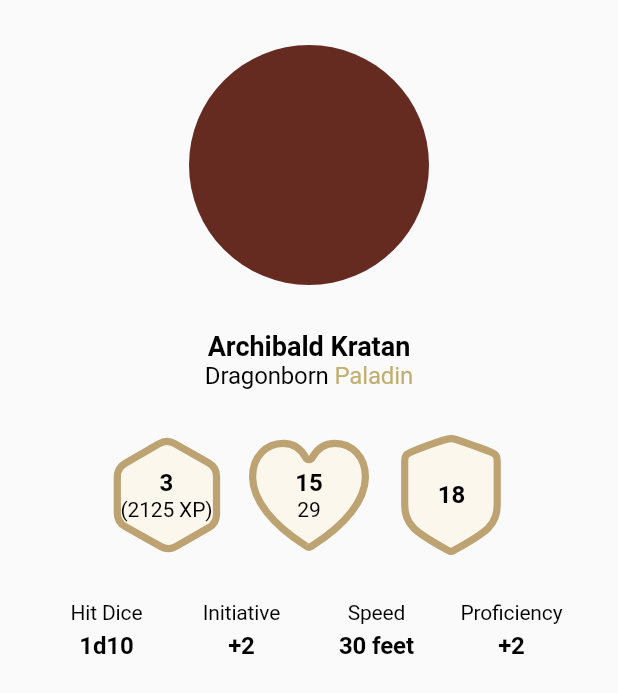
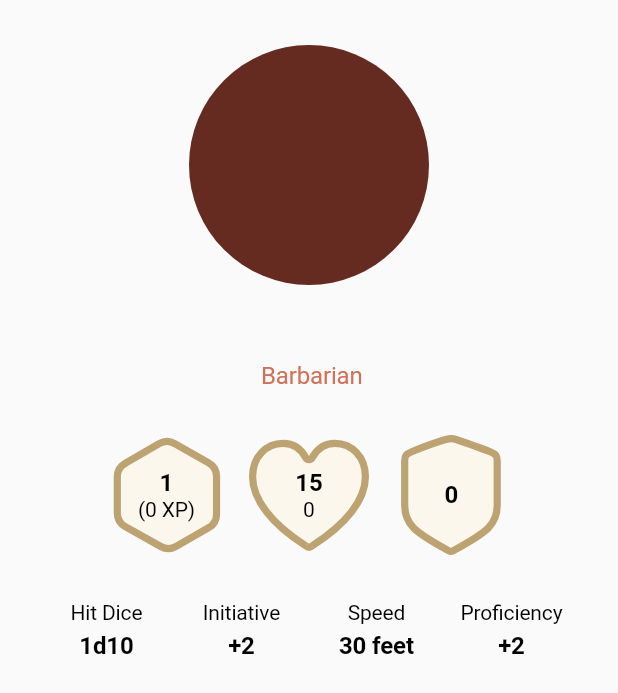
Before and after one commit to Rymfaar/handy-and-d, a Flutter app: the CharacterSkillsTab widget shown alone on an empty page, opened directly with empty values, on a phone screen of 412 x 824 dp. Shown: the top 693 px of the screen. Run offline on Flutter 3.47's test engine with Material 2 defaults, Android fonts, the phone set to English and light mode, and no system bars; our stand-ins replace cloud_firestore, firebase_core, flutter_svg, iconsax; accounts and stored records are empty.

Commit message:
feat: load data on skill tab using viewmodel

```diff
--- a/lib/views/home/home_controller.dart
+++ b/lib/views/home/home_controller.dart
@@ -1,6 +1,7 @@
 import 'package:flutter/material.dart';
 import 'package:handy_and_d/models/character_model.dart';
 import 'package:handy_and_d/services/firestore_service.dart';
+import 'package:handy_and_d/views/view_character/character_controller.dart';
 import 'package:handy_and_d/views/view_character/character_view.dart';
 import 'package:handy_and_d/views/home/home_view.dart';
 
@@ -19,8 +20,8 @@ class HomeController extends State<HomePage> {
       context,
       MaterialPageRoute(
         builder: (_) {
-          return CharacterView(
-            characterViewModel: character,
+          return CharacterPage(
+            characterData: character,
           );
         },
       ),
--- a/lib/views/view_character/character_skills_tab_view.dart
+++ b/lib/views/view_character/character_skills_tab_view.dart
@@ -4,6 +4,7 @@ import 'package:handy_and_d/core/constants/color_style.dart';
 import 'package:handy_and_d/core/constants/text_style.dart';
 import 'package:handy_and_d/core/enums/role.dart';
 import 'package:handy_and_d/viewmodels/character_viewmodel.dart';
+import 'package:handy_and_d/views/view_character/character_controller.dart';
 import 'package:handy_and_d/widgets/character_data_frame.dart';
 import 'package:handy_and_d/widgets/character_header_ac.dart';
 import 'package:handy_and_d/widgets/character_header_health.dart';
@@ -12,12 +13,16 @@ import 'package:handy_and_d/widgets/custom_text.dart';
 
 class CharacterSkillsTab extends StatelessWidget {
   final CharacterViewModel characterData;
+  final CharacterController controller;
 
-  const CharacterSkillsTab({required this.characterData, Key? key}) : super(key: key);
+  const CharacterSkillsTab({
+    required this.controller,
+    required this.characterData,
+    Key? key,
+  }) : super(key: key);
 
   @override
   Widget build(BuildContext context) {
-    print(characterData.name);
     return Padding(
       padding: const EdgeInsets.symmetric(horizontal: margin.MARGIN_M),
       child: Align(
@@ -28,28 +33,28 @@ class CharacterSkillsTab extends StatelessWidget {
             const SizedBox(height: margin.MARGIN_L),
             const CircleAvatar(backgroundColor: Color(Brand.SECONDARY), radius: 80.0),
             const SizedBox(height: margin.MARGIN_L),
-            const CustomText(text: "Archibald Kratan", defaultStyle: HEADER),
+            CustomText(text: characterData.name, defaultStyle: HEADER),
             Row(
               mainAxisAlignment: MainAxisAlignment.center,
-              children: const <Widget>[
-                CustomText(text: "Dragonborn", defaultStyle: TEXT),
-                CustomText(text: " ", defaultStyle: TEXT),
+              children: <Widget>[
+                CustomText(text: characterData.race, defaultStyle: TEXT),
+                const CustomText(text: " ", defaultStyle: TEXT),
                 CustomText(
-                  text: "Paladin",
+                  text: characterData.roleLabel,
                   defaultStyle: TEXT,
-                  textColor: Color(Paladin.PRIMARY),
+                  textColor: characterData.primaryColor,
                 ),
               ],
             ),
             const SizedBox(height: margin.MARGIN_L),
             Row(
               mainAxisAlignment: MainAxisAlignment.center,
-              children: const <Widget>[
-                CharacterHeaderLevel(level: 3, xp: 2125),
-                SizedBox(width: margin.MARGIN_M),
-                CharacterHeaderHealth(currentHP: 15, maxHP: 29),
-                SizedBox(width: margin.MARGIN_M),
-                CharacterHeaderAC(ac: 18),
+              children: <Widget>[
+                CharacterHeaderLevel(level: characterData.level, xp: characterData.xp),
+                const SizedBox(width: margin.MARGIN_M),
+                CharacterHeaderHealth(currentHP: 15, maxHP: characterData.maxHP),
+                const SizedBox(width: margin.MARGIN_M),
+                CharacterHeaderAC(ac: characterData.ac),
               ],
             ),
             const SizedBox(height: margin.MARGIN_L),
```
Also changed, not shown: lib/views/view_character/character_controller.dart (added, +23 -0 lines), lib/views/view_character/character_view.dart (+10 -1 lines), 1 other file.
